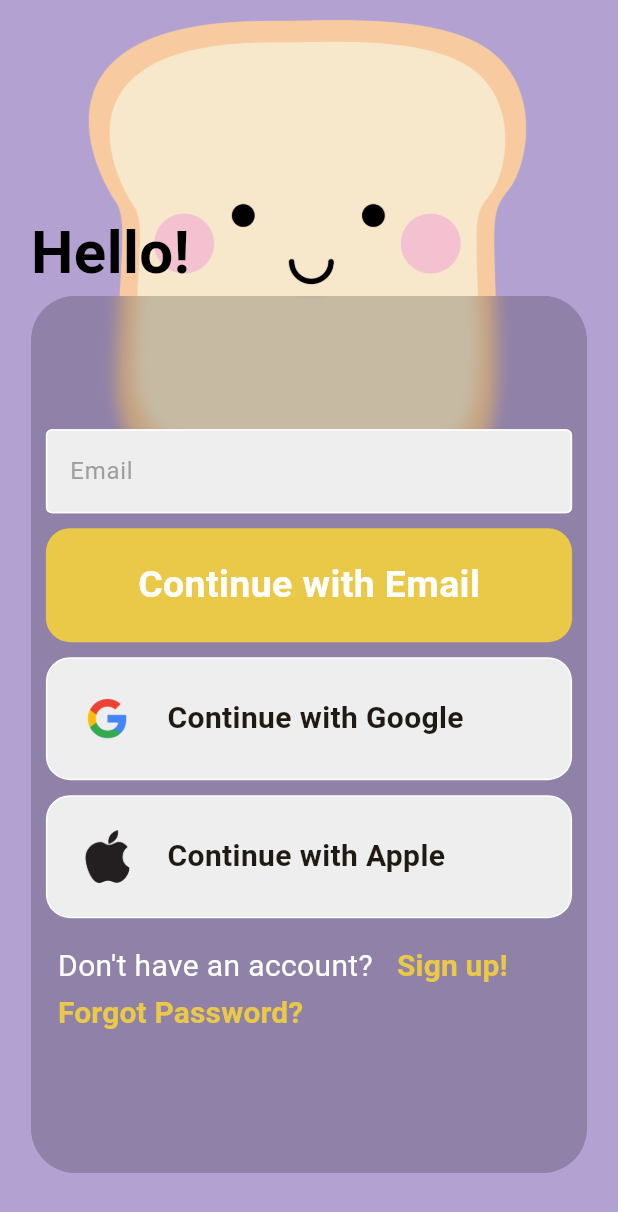
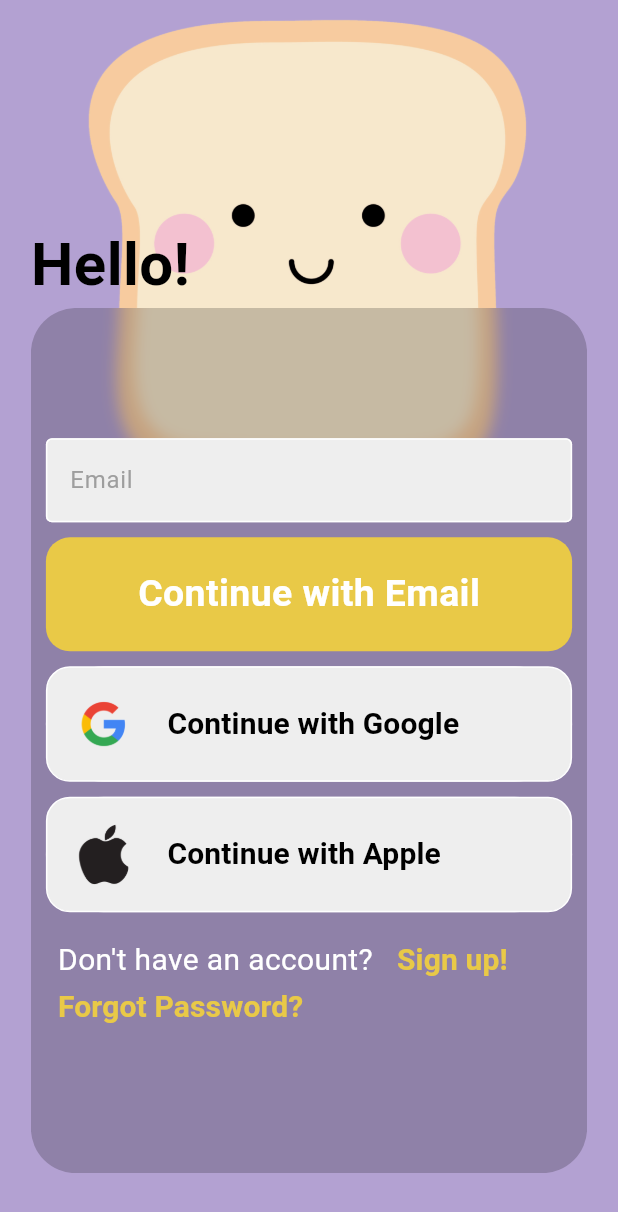
Before and after one commit to cheapify-ucf/cheapify, a Flutter app: the screen it shows after launch, on a phone screen of 412 x 824 dp. Shown: the top 1212 px of the screen. Run offline on Flutter 3.47's test engine with Material 2 defaults, Android fonts, the phone set to English and light mode, and no system bars; our stand-ins replace firebase_core; accounts and stored records are empty.

Commit message:
Changed formatting and interactions

```diff
--- a/lib/main.dart
+++ b/lib/main.dart
@@ -18,6 +18,7 @@ class MyApp extends StatelessWidget {
   @override
   Widget build(BuildContext context) {
     return MaterialApp(
+      debugShowCheckedModeBanner: false,
       title: 'Cheapify',
       theme: ThemeData(
         useMaterial3: true,
--- a/lib/pages/signup.dart
+++ b/lib/pages/signup.dart
@@ -0,0 +1,43 @@
+import 'dart:ui';
+
+import 'package:cheapify/pages/welcome_screen.dart';
+import 'package:cheapify/customComponents/custom_TextFields.dart';
+import 'package:cheapify/customComponents/custom_button.dart';
+import 'package:flutter/material.dart';
+
+class Signup extends StatelessWidget
+{
+  Signup({super.key});
+
+  final usernameController = TextEditingController();
+  final passwordController = TextEditingController();
+
+
+  final _formKey = GlobalKey<FormState>();
+
+  void signUserIn()
+  {
+    if (_formKey.current!.validate()) {
+      print('valid');
+    } else {
+      print('Not valid');
+    }
+  }
+
+  @override Widget build(BuildContext context) {
+    return Scaffold(
+      backgroundColor: Colors.grey.shade300,
+      body: SingleChildScrollView(
+        child: Container(
+          height: MediaQuery.of(context).size.height,
+          child: Stack(
+            alignment: Alignment.center,
+            children: [
+
+            ],
+          ),
+        ),
+      ),
+    ),
+  }
+}
--- a/lib/pages/welcome_screen.dart
+++ b/lib/pages/welcome_screen.dart
@@ -30,14 +30,14 @@ class WelcomeScreen extends StatelessWidget
               SizedBox(
                 height: MediaQuery.of(context).size.height * 0.40,
                 width: MediaQuery.of(context).size.width * 0.75,
-                child: Image(
+                child: const Image(
                   image: AssetImage('assets/images/cheapify.png'),
                 ),
               ),
               Column(
                 crossAxisAlignment: CrossAxisAlignment.start,
                 children: [
-                  SizedBox(height: MediaQuery.of(context).size.height * 0.17), // Whitespace from top
+                  SizedBox(height: MediaQuery.of(context).size.height * 0.18), // Whitespace from top
                   const Text("Hello! ",
                     style: TextStyle(
                       color: Color.fromARGB(255, 0, 0, 0),
@@ -52,7 +52,7 @@ class WelcomeScreen extends StatelessWidget
                           color: const Color.fromRGBO(0, 0, 0, 1).withOpacity(0.2),
                           borderRadius: const BorderRadius.all(Radius.circular(30))
                         ),
-                        height: MediaQuery.of(context).size.height * 0.71,
+                        height: MediaQuery.of(context).size.height * 0.7,
                         width: MediaQuery.of(context).size.width * 0.9,
                         child: Form(
                           key: _formKey,
@@ -61,7 +61,7 @@ class WelcomeScreen extends StatelessWidget
                               mainAxisSize: MainAxisSize.min,
                               mainAxisAlignment: MainAxisAlignment.center,
                               children: [
-                                const SizedBox(height: 31),
+                                const SizedBox(height: 25),
                                 // Email Field
                                 MyTextField(
                                   controller: usernameController,
@@ -96,59 +96,18 @@ class WelcomeScreen extends StatelessWidget
                                 const SizedBox(height: 10),
 
                                 // google and apple sign in
-                                Padding(
-                                  padding: const EdgeInsets.all(0),
-                                  child: Column(
-                                    mainAxisSize: MainAxisSize.min,
-                                    mainAxisAlignment: MainAxisAlignment.center,
-                                    children: [
-                                      Container(
-                                        padding: EdgeInsets.all(20),
-                                        decoration: BoxDecoration(
-                                          border: Border.all(color: Colors.white),
-                                          borderRadius: BorderRadius.circular(16),
-                                          color: Colors.grey.shade200,
-                                        ),
-                                        child: Row(
-                                          children: [
-                                            Image.asset(
-                                              'assets/images/google_logo.png',
-                                              height: 40,
-                                            ),
-                                            const SizedBox(width: 20),
-                                            const Text(
-                                              "Continue with Google",
-                                              style: TextStyle(fontSize: 20, fontWeight: FontWeight.bold),
-                                            ),
-                                          ],
-                                        ),
-                                      ),
+                                SignInButton(
+                                  onTap: () {print('Google!');},
+                                  imageAsset: 'assets/images/google_logo.png',
+                                  text: 'Continue with Google'
+                                ),
 
-                                      const SizedBox(height: 10),
+                                const SizedBox(height: 10),
 
-                                      Container(
-                                        padding: EdgeInsets.all(20),
-                                        decoration: BoxDecoration(
-                                          border: Border.all(color: Colors.white),
-                                          borderRadius: BorderRadius.circular(16),
-                                          color: Colors.grey.shade200,
-                                        ),
-                                        child: Row(
-                                          children: [
-                                            Image.asset(
-                                              'assets/images/apple_logo.png',
-                                              height: 40,
-                                            ),
-                                            const SizedBox(width: 20),
-                                            const Text(
-                                              "Continue with Apple",
-                                              style: TextStyle(fontSize: 20, fontWeight: FontWeight.bold),
-                                            ),
-                                          ],
-                                        ),
-                                      ),
-                                    ],
-                                  ),
+                                SignInButton(
+                                  onTap: () {print('Apple!');},
+                                  imageAsset: 'assets/images/apple_logo.png',
+                                  text: 'Continue with Apple'
                                 ),
 
                                 // Fields to create an account
```
